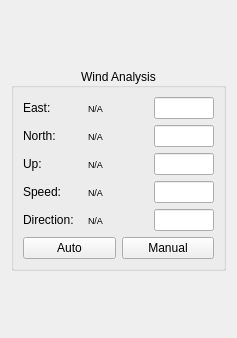
Old version of the form src/ground_station/src/Widgets/forms/WidgetWindAnalysis.ui in the repository theilem/uavEE.
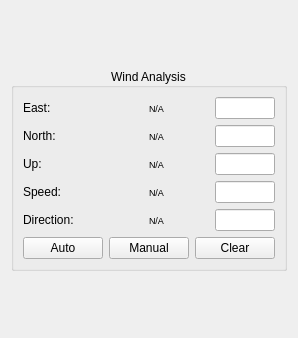
New version of the form.

Commit message: Fixed manual wind.

What changed in the file:
```diff
--- a/src/ground_station/src/Widgets/forms/WidgetWindAnalysis.ui
+++ b/src/ground_station/src/Widgets/forms/WidgetWindAnalysis.ui
@@ -6,7 +6,7 @@
    <rect>
     <x>0</x>
     <y>0</y>
-    <width>237</width>
+    <width>298</width>
     <height>338</height>
    </rect>
   </property>
@@ -579,6 +579,13 @@
             </property>
            </widget>
           </item>
+          <item>
+           <widget class="QPushButton" name="clearButton">
+            <property name="text">
+             <string>Clear</string>
+            </property>
+           </widget>
+          </item>
          </layout>
         </item>
        </layout>
```
The commit also changes 2 other files.
